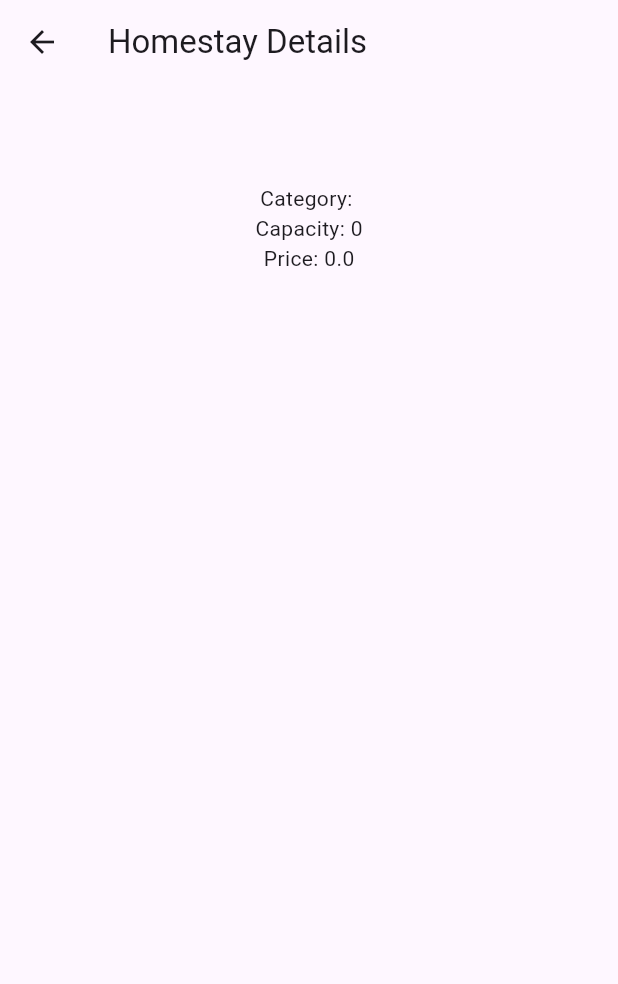
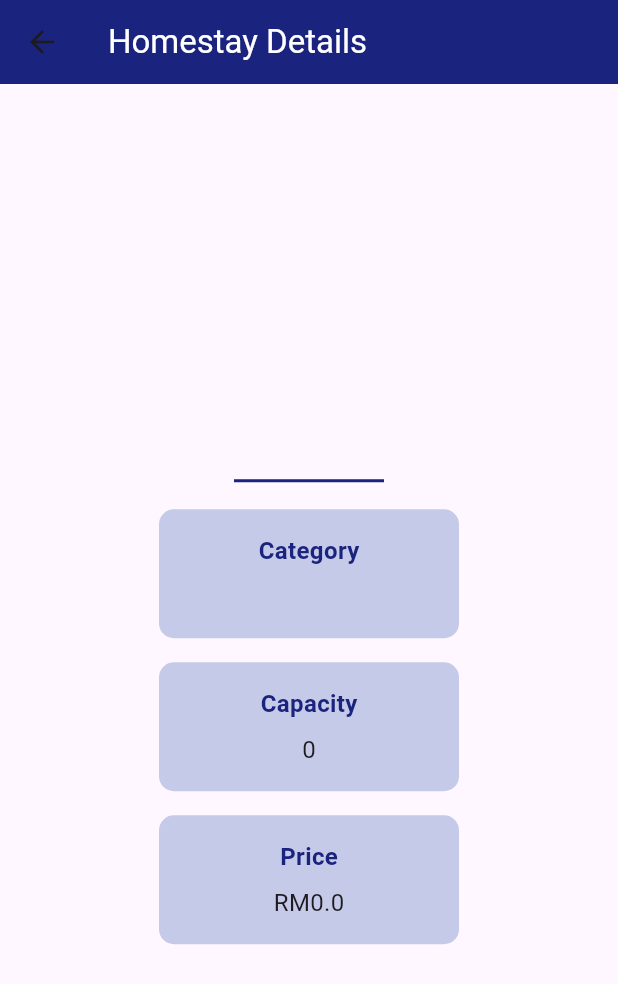
Before and after one commit to Team-Mellow/annahomestay, a Flutter app: the DescriptionScreen screen opened directly with empty values, on a phone screen of 412 x 824 dp. Shown: the top 984 px of the screen. Run offline on Flutter 3.47's test engine with Material 3 defaults, Android fonts, the phone set to English and light mode, and no system bars; our stand-ins replace cloud_firestore, firebase_core, get; accounts and stored records are empty.

Commit message:
added descriptionscreen, mdified confirmationscree

```diff
--- a/lib/descriptionscreen.dart
+++ b/lib/descriptionscreen.dart
@@ -9,34 +9,83 @@ class DescriptionScreen extends StatelessWidget {
 
     return Scaffold(
       appBar: AppBar(
-        title: Text('Homestay Details'),
+        backgroundColor: Colors.indigo[900],
+        title: Text('Homestay Details', style: TextStyle(color: Colors.white)),
       ),
-      body: Center(
-        child: Padding(
+      body: Padding(
         padding: const EdgeInsets.all(16.0),
         child: Column(
-            crossAxisAlignment: CrossAxisAlignment.center,
+          mainAxisAlignment: MainAxisAlignment.center,
           children: [
             // Centered House Name as a title with cursive font
             Text(
               homestay.houseName,
               style: TextStyle(
-                  fontSize: 24.0,
+                fontSize: 36.0,
                 fontWeight: FontWeight.bold,
                 fontFamily: 'Pacifico', // Set the cursive font
+                color: Colors.indigo[900],
               ),
             ),
             SizedBox(height: 16.0),
 
-              // Other details
-              Text('Category: ${homestay.category}'),
-              Text('Capacity: ${homestay.capacity}'),
-              Text('Price: ${homestay.price}'),
+            // Divider for separation
+            Container(
+              width: 100.0,
+              height: 2.0,
+              color: Colors.indigo[900],
+              margin: EdgeInsets.symmetric(vertical: 10.0),
+            ),
+
+            // Other details with improved styling
+            DetailsCard(label: 'Category', value: homestay.category),
+            DetailsCard(label: 'Capacity', value: homestay.capacity.toString()),
+            DetailsCard(
+                label: 'Price', value: '\RM${homestay.price.toString()}'),
             // Add more details as needed
           ],
-          ),
         ),
       ),
     );
   }
 }
+
+class DetailsCard extends StatelessWidget {
+  final String label;
+  final String value;
+
+  DetailsCard({required this.label, required this.value});
+
+  @override
+  Widget build(BuildContext context) {
+    return Center(
+      child: Container(
+        width: 200.0, // Set the desired width
+        margin: EdgeInsets.symmetric(vertical: 8.0),
+        padding: EdgeInsets.all(16.0),
+        decoration: BoxDecoration(
+          color: Colors.indigo[100], // Light blue background color
+          borderRadius: BorderRadius.circular(10.0),
+        ),
+        child: Column(
+          mainAxisAlignment: MainAxisAlignment.center,
+          children: [
+            Text(
+              label,
+              style: TextStyle(
+                fontSize: 16.0,
+                fontWeight: FontWeight.bold,
+                color: Colors.indigo[900],
+              ),
+            ),
+            SizedBox(height: 8.0),
+            Text(
+              value,
+              style: TextStyle(fontSize: 16.0),
+            ),
+          ],
+        ),
+      ),
+    );
+  }
+}
```
Also changed, not shown: lib/confirmationscreen.dart (+22 -42 lines), lib/listscreen.dart (+21 -1 lines). Lines whose indentation alone changed are shown as unchanged.
